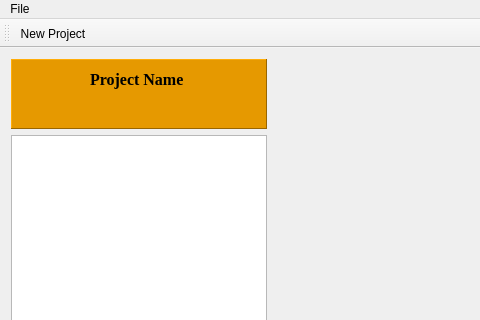
First picture: the form in src/mainwindow.ui, repository Dimitri-Maronnier/Skia_Engine, before the edit; both pictures show x 0 to 480 and y 0 to 320 of the 1280 by 720 pixel window.
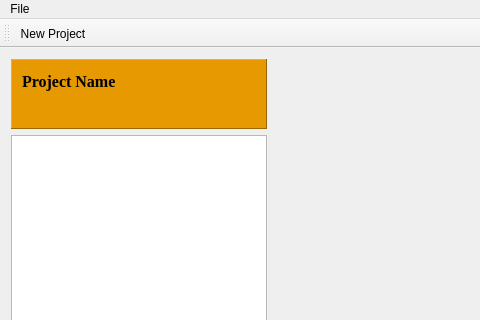
Second picture: the form after the edit. Icons and pictures are not drawn. Custom widgets are drawn as their Qt base class.

Diff of the .ui file:
```diff
--- a/src/mainwindow.ui
+++ b/src/mainwindow.ui
@@ -485,24 +485,11 @@
            <rect>
             <x>-1</x>
             <y>-1</y>
-            <width>251</width>
-            <height>41</height>
+            <width>261</width>
+            <height>45</height>
            </rect>
           </property>
           <layout class="QHBoxLayout" name="horizontalLayout">
-           <item>
-            <spacer name="horizontalSpacer">
-             <property name="orientation">
-              <enum>Qt::Horizontal</enum>
-             </property>
-             <property name="sizeHint" stdset="0">
-              <size>
-               <width>40</width>
-               <height>20</height>
-              </size>
-             </property>
-            </spacer>
-           </item>
            <item>
             <widget class="QLabel" name="ProjectName">
              <property name="palette">
@@ -696,17 +683,78 @@
             </widget>
            </item>
            <item>
-            <spacer name="horizontalSpacer_2">
-             <property name="orientation">
-              <enum>Qt::Horizontal</enum>
+            <widget class="QPushButton" name="PlayButton">
+             <property name="styleSheet">
+              <string notr="true">QPushButton
+{
+    color: #b1b1b1;
+    background-color:#e69900;
+    border-width: 0px;
+    border-color: #1e1e1e;
+    border-style: solid;
+    border-radius: 6;
+    padding: 3px;
+    font-size: 12px;
+    padding-left: 5px;
+    padding-right: 5px;
+}
+
+QPushButton:pressed
+{
+    background-color: rgb(130, 84, 0)
+}</string>
              </property>
-             <property name="sizeHint" stdset="0">
+             <property name="text">
+              <string/>
+             </property>
+             <property name="icon">
+              <iconset resource="../ressources.qrc">
+               <normaloff>:/Images/gamepad.png</normaloff>:/Images/gamepad.png</iconset>
+             </property>
+             <property name="iconSize">
               <size>
-               <width>40</width>
-               <height>20</height>
+               <width>80</width>
+               <height>35</height>
               </size>
              </property>
-            </spacer>
+            </widget>
+           </item>
+           <item>
+            <widget class="QPushButton" name="compileButton">
+             <property name="styleSheet">
+              <string notr="true">QPushButton
+{
+    color: #b1b1b1;
+    background-color:#e69900;
+    border-width: 0px;
+    border-color: #1e1e1e;
+    border-style: solid;
+    border-radius: 6;
+    padding: 3px;
+    font-size: 12px;
+    padding-left: 5px;
+    padding-right: 5px;
+}
+
+QPushButton:pressed
+{
+    background-color: rgb(130, 84, 0)
+}</string>
+             </property>
+             <property name="text">
+              <string/>
+             </property>
+             <property name="icon">
+              <iconset resource="../ressources.qrc">
+               <normaloff>:/Images/compile.png</normaloff>:/Images/compile.png</iconset>
+             </property>
+             <property name="iconSize">
+              <size>
+               <width>32</width>
+               <height>32</height>
+              </size>
+             </property>
+            </widget>
            </item>
           </layout>
          </widget>
```
Left out of the diff: 74 changed lines with no effect on the pictures.
